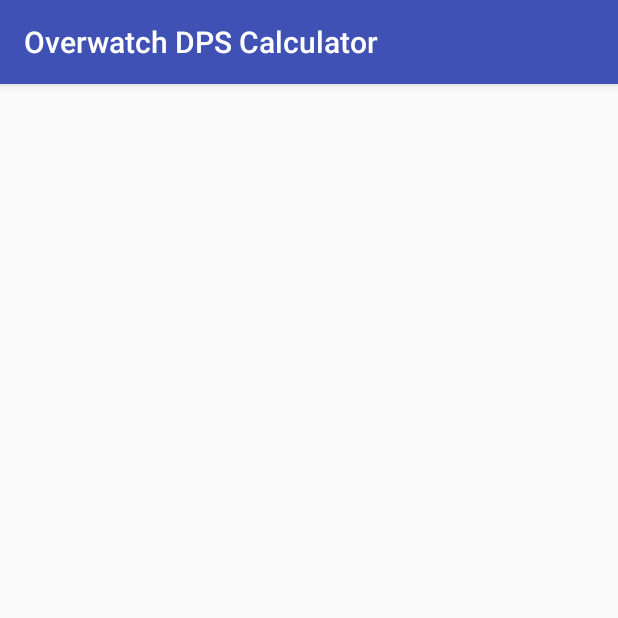
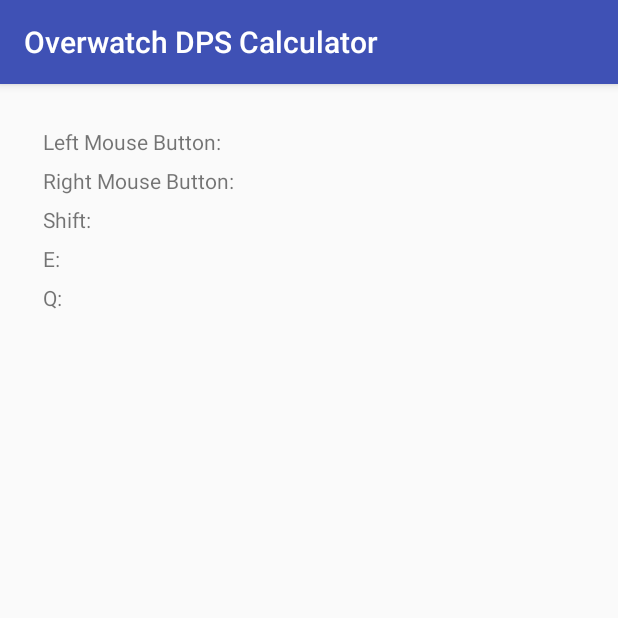
Before and after one commit to rlam17/DPSProject, an Android app: the HeroPage screen opened directly, with no data from a screen before it, on a phone screen of 412 x 824 dp, the top half of it. Run offline under Robolectric (Android 15) with nearby library versions, the phone set to English and light mode, and no system bars; 7 statements that could not run were skipped.

Commit message:
Full table functionality

```diff
--- a/app/src/main/java/com/example/rlam17/dpsproject/HeroPage.java
+++ b/app/src/main/java/com/example/rlam17/dpsproject/HeroPage.java
@@ -5,6 +5,7 @@ import android.content.Intent;
 
 import android.os.Bundle;
 import android.support.v7.app.AppCompatActivity;
+import android.widget.TextView;
 
 
 /**
@@ -31,12 +32,23 @@ public class HeroPage extends AppCompatActivity {
 
         setTitle(heroListing[0]);
 
-
-
         // Table columns are:
         //Heroname lmb1	lmb1pc	lmb1ps	rmb	rmbpc	rmbps	shift	shiftps	e	epc	q	qps	health	armor	shield	lmb2	lmb2pc	lmb2ps
 
+        TextView lmb = (TextView)findViewById(R.id.lmbValue);
+        lmb.setText(heroListing[1]);
 
+        TextView rmb = (TextView)findViewById(R.id.rmbValue);
+        rmb.setText(heroListing[4]);
+
+        TextView shift = (TextView)findViewById(R.id.shiftValue);
+        shift.setText(heroListing[7]);
+
+        TextView e = (TextView)findViewById(R.id.eValue);
+        e.setText(heroListing[9]);
+
+        TextView q = (TextView)findViewById(R.id.qValue);
+        q.setText(heroListing[11]);
     }
 
 }
--- a/app/src/main/res/layout/hero_page.xml
+++ b/app/src/main/res/layout/hero_page.xml
@@ -1,7 +1,77 @@
 <?xml version="1.0" encoding="utf-8"?>
-<LinearLayout xmlns:android="http://schemas.android.com/apk/res/android"
+<TableLayout xmlns:android="http://schemas.android.com/apk/res/android"
     android:orientation="vertical" android:layout_width="match_parent"
-    android:layout_height="match_parent">
+    android:layout_height="match_parent"
+    android:layout_marginTop="25dp"
+    android:layout_marginBottom="25dp"
+    android:layout_marginLeft="25dp"
+    android:layout_marginRight="25dp">
+
+    <TableRow>
+        <TextView
+            android:layout_column="1"
+            android:text="Left Mouse Button: "
+            android:padding="3dip" />
+        <TextView
+            android:id="@+id/lmbValue"
+            android:gravity="right"
+            android:padding="3dip" />
 
 
-</LinearLayout>
+    </TableRow>
+
+    <TableRow>
+        <TextView
+            android:layout_column="1"
+            android:text="Right Mouse Button: "
+            android:padding="3dip" />
+        <TextView
+            android:id="@+id/rmbValue"
+            android:gravity="right"
+            android:padding="3dip" />
+
+
+    </TableRow>
+
+    <TableRow>
+        <TextView
+            android:layout_column="1"
+            android:text="Shift: "
+            android:padding="3dip" />
+        <TextView
+            android:id="@+id/shiftValue"
+            android:gravity="right"
+            android:padding="3dip" />
+
+
+    </TableRow>
+
+    <TableRow>
+        <TextView
+            android:layout_column="1"
+            android:text="E: "
+            android:padding="3dip" />
+        <TextView
+            android:id="@+id/eValue"
+            android:gravity="right"
+            android:padding="3dip" />
+
+
+    </TableRow>
+
+    <TableRow>
+        <TextView
+            android:layout_column="1"
+            android:text="Q: "
+            android:padding="3dip" />
+        <TextView
+            android:id="@+id/qValue"
+            android:gravity="right"
+            android:padding="3dip" />
+
+
+    </TableRow>
+
+
+
+</TableLayout>
```
